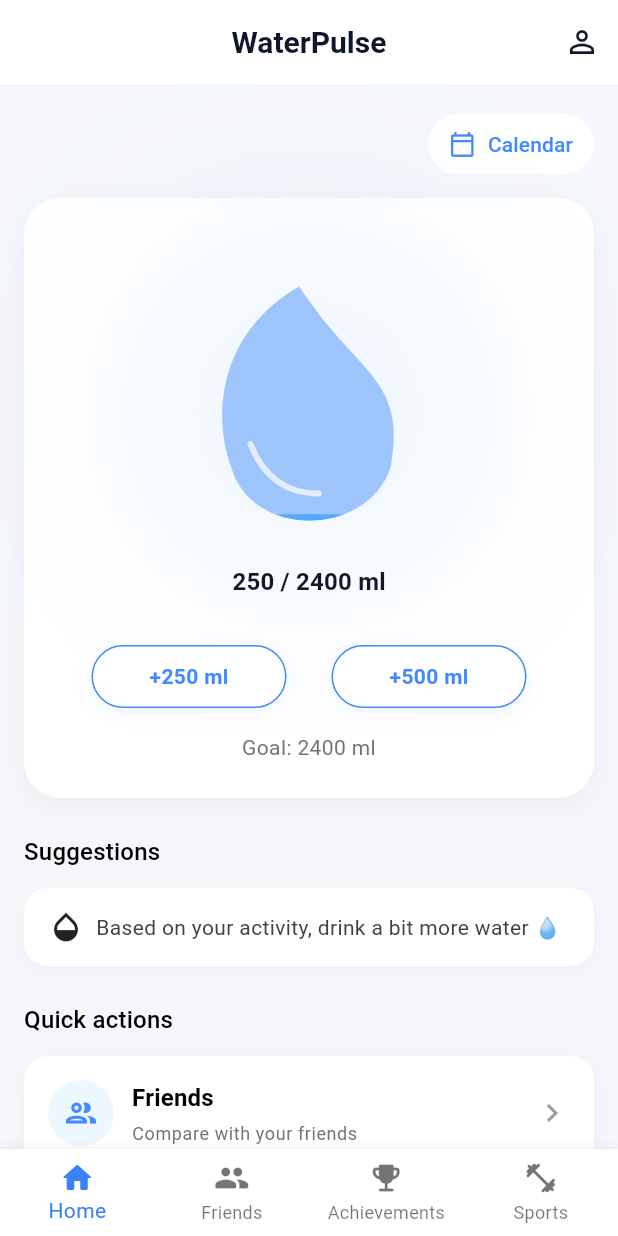
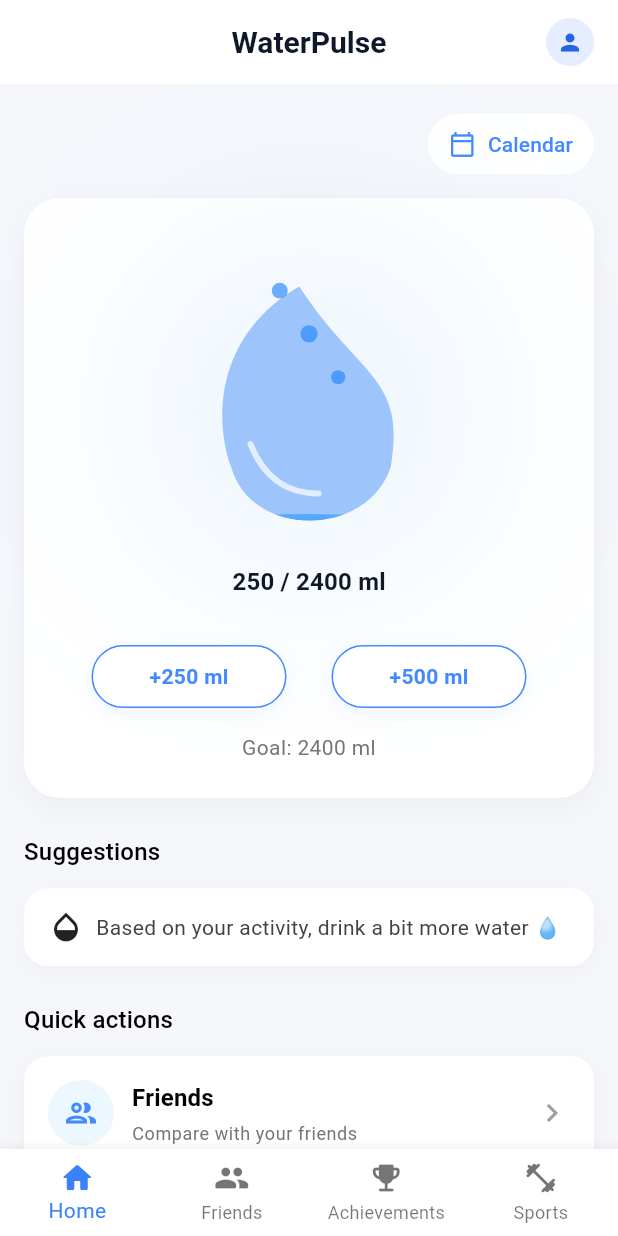
Before and after one commit to Yigtwxx/WaterPulse, a Flutter app: the screen it shows after launch, after a tap on "+250 ml", on a phone screen of 412 x 824 dp. Run offline on Flutter 3.47's test engine with Material 3 defaults, Android fonts, the phone set to English and light mode, and no system bars; network calls fail.

Commit message:
Profile Upgrade

```diff
--- a/frontend/lib/ui/screens/home_screen.dart
+++ b/frontend/lib/ui/screens/home_screen.dart
@@ -12,6 +12,7 @@
 import 'package:flutter/material.dart';
 import 'package:waterpulse/services/api_client.dart';
 import 'package:waterpulse/ui/widgets/water_progress_bar.dart';
+import 'package:waterpulse/ui/screens/profile_screen.dart';
 
 class HomeScreen extends StatefulWidget {
   const HomeScreen({super.key});
@@ -27,8 +28,8 @@ class _HomeScreenState extends State<HomeScreen> {
   // Bugünkü içilen su miktarı
   int _currentMl = 0;
 
-  // Günlük hedef
-  final int _goalMl = 2400;
+  // Günlük hedef (ARTIK DEĞİŞEBİLİR)
+  int _goalMl = 2400;
 
   // API çağrısı sırasında loading flag
   bool _loading = false;
@@ -405,22 +406,55 @@ class _HomeScreenState extends State<HomeScreen> {
   title: const Text('WaterPulse'),
   centerTitle: true,
   elevation: 0,
-        // Sağ üstte profil ikonu
   actions: [
     IconButton(
-            icon: const Icon(Icons.person_outline),
-            onPressed: () {
+      tooltip: 'Profile',
+      // Küçük yuvarlak avatarlı buton
+      icon: const CircleAvatar(
+        radius: 16,
+        backgroundColor: Color(0xFFE5EDFF),
+        child: Icon(
+          Icons.person,
+          size: 18,
+          color: Color(0xFF2563EB),
+        ),
+      ),
+      onPressed: () async {
+        // ProfileScreen'den yeni goal değerini bekle
+        final int? newGoal = await Navigator.of(context).push<int>(
+          MaterialPageRoute(
+            builder: (_) => const ProfileScreen(),
+          ),
+        );
+
+        // Eğer profil ekranı bir değer döndürmediyse (back tuşu vs.)
+        if (!mounted) return;
+        if (newGoal == null) {
+          // Bunu görürsen, ProfileScreen tarafı Navigator.pop(context, _dailyGoal)
+          // ile dönmüyor demektir.
           ScaffoldMessenger.of(context)
             ..hideCurrentSnackBar()
             ..showSnackBar(
               const SnackBar(
-                    content: Text('Profile screen is coming soon ✨'),
+                content: Text('No goal returned from ProfileScreen'),
               ),
             );
+          return;
+        }
+
+        // Değer geldiyse state'i güncelle
+        setState(() {
+          _goalMl = newGoal;
+          if (_currentMl > _goalMl) {
+            _currentMl = _goalMl;
+          }
+        });
       },
     ),
+    const SizedBox(width: 8),
   ],
 ),
+
 
       // GÖVDE
       body: SafeArea(
--- a/frontend/lib/ui/widgets/water_progress_bar.dart
+++ b/frontend/lib/ui/widgets/water_progress_bar.dart
@@ -6,7 +6,7 @@
 
 import 'package:flutter/material.dart';
 
-class WaterProgressBar extends StatelessWidget {
+class WaterProgressBar extends StatefulWidget {
   final int currentMl;
   final int goalMl;
 
@@ -17,10 +17,34 @@ class WaterProgressBar extends StatelessWidget {
   });
 
   @override
+  State<WaterProgressBar> createState() => _WaterProgressBarState();
+}
+
+class _WaterProgressBarState extends State<WaterProgressBar>
+    with SingleTickerProviderStateMixin {
+  late final AnimationController _rainController;
+
+  @override
+  void initState() {
+    super.initState();
+    _rainController = AnimationController(
+      vsync: this,
+      duration: const Duration(seconds: 2),
+    )..repeat(); // sürekli yukarıdan damlacık gelsin
+  }
+
+  @override
+  void dispose() {
+    _rainController.dispose();
+    super.dispose();
+  }
+
+  @override
   Widget build(BuildContext context) {
     // 0.0 - 1.0 arası ilerleme
-    final double targetProgress =
-        goalMl == 0 ? 0.0 : (currentMl / goalMl).clamp(0.0, 1.0);
+    final double targetProgress = widget.goalMl == 0
+        ? 0.0
+        : (widget.currentMl / widget.goalMl).clamp(0.0, 1.0);
 
     return TweenAnimationBuilder<double>(
       tween: Tween<double>(begin: 0.0, end: targetProgress),
@@ -32,7 +56,7 @@ class WaterProgressBar extends StatelessWidget {
         return Column(
           mainAxisSize: MainAxisSize.min,
           children: [
-            // 💧 Büyük damla alanı + glow
+            // 💧 Büyük damla alanı + glow + yukarıdan gelen damlacıklar
             Container(
               width: 160,
               height: 160,
@@ -49,9 +73,22 @@ class WaterProgressBar extends StatelessWidget {
                   ),
                 ],
               ),
-              child: CustomPaint(
-                size: const Size(130, 150),
-                painter: _WaterDropPainter(clamped),
+              child: Stack(
+                alignment: Alignment.center,
+                children: [
+                  // Ana damla + içinin dolma efekti (senin painter)
+                  CustomPaint(
+                    size: const Size(130, 150),
+                    painter: _WaterDropPainter(clamped),
+                  ),
+
+                  // Üstten gelen küçük damlacıklar (overlay)
+                  Positioned.fill(
+                    child: IgnorePointer(
+                      child: _RainOverlay(animation: _rainController),
+                    ),
+                  ),
+                ],
               ),
             ),
 
@@ -59,7 +96,7 @@ class WaterProgressBar extends StatelessWidget {
 
             // Yazı: "X / Y ml"
             Text(
-              '$currentMl / $goalMl ml',
+              '${widget.currentMl} / ${widget.goalMl} ml',
               style: Theme.of(context).textTheme.titleMedium?.copyWith(
                     fontWeight: FontWeight.w600,
                     color: const Color(0xff111827),
@@ -72,7 +109,26 @@ class WaterProgressBar extends StatelessWidget {
   }
 }
 
-// --- GÜNCELLENEN PAINTER SINIFI ---
+/// Yukarıdan sürekli gelen minik damlacıklar
+class _RainOverlay extends StatelessWidget {
+  final Animation<double> animation;
+
+  const _RainOverlay({required this.animation});
+
+  @override
+  Widget build(BuildContext context) {
+    return AnimatedBuilder(
+      animation: animation,
+      builder: (context, child) {
+        return CustomPaint(
+          painter: _RaindropsPainter(animation.value),
+        );
+      },
+    );
+  }
+}
+
+// --- MEVCUT DAMLA PAINTER'IN (HİÇ BOZMADIM, SADECE AYNEN KULLANIYORUZ) ---
 class _WaterDropPainter extends CustomPainter {
   final double progress; // 0.0 - 1.0
 
@@ -92,7 +148,7 @@ class _WaterDropPainter extends CustomPainter {
     // 2. Sol taraf: Hafifçe dışa açılıp aşağı inen gövde
     dropPath.cubicTo(
       w * 0.05, h * 0.20, // Kontrol 1: Sol üst
-      0, h * 0.55,        // Kontrol 2: Sol orta (daha geniş)
+      0, h * 0.55, // Kontrol 2: Sol orta (daha geniş)
       w * 0.10, h * 0.80, // Bitiş: Alt kıvrımın başlangıcı
     );
 
@@ -105,9 +161,9 @@ class _WaterDropPainter extends CustomPainter {
 
     // 4. Sağ taraf: Tepeye dönüş
     dropPath.cubicTo(
-      w * 1.0, h * 0.4,  // Kontrol 1: Sağ orta
+      w * 1.0, h * 0.4, // Kontrol 1: Sağ orta
       w * 0.75, h * 0.4, // Kontrol 2: Tepeye yakın
-      w * 0.45, 0,        // Bitiş: Başlangıç
+      w * 0.45, 0, // Bitiş: Başlangıç
     );
 
     dropPath.close();
@@ -188,3 +244,48 @@ class _WaterDropPainter extends CustomPainter {
     return oldDelegate.progress != progress;
   }
 }
+
+/// Küçük damlaları çizen painter
+class _RaindropsPainter extends CustomPainter {
+  final double t; // 0.0 - 1.0 arasında loop eden zaman
+
+  _RaindropsPainter(this.t);
+
+  @override
+  void paint(Canvas canvas, Size size) {
+    final double w = size.width;
+    final double h = size.height;
+
+    final Paint dropPaint = Paint()
+      ..color = const Color.fromARGB(255, 34, 133, 254).withOpacity(0.65)
+      ..style = PaintingStyle.fill;
+
+    // 3 küçük damla, faz kaydırmalı (her biri farklı faz)
+    final List<double> offsets = [0.0, 0.33, 0.66];
+    final List<double> xs = [w * 0.35, w * 0.50, w * 0.65];
+
+    for (int i = 0; i < offsets.length; i++) {
+      final double phase = (t + offsets[i]) % 1.0;
+
+      // Yukarıdan aşağıya y pozisyonu (biraz damlanın ortalarında kaybolsun)
+      final double startY = -20;
+      final double endY = h * 0.45;
+      final double y = startY + (endY - startY) * phase;
+
+      final double x = xs[i];
+
+      // Küçük damlanın boyutu (hafif nefes efekti)
+      final double minR = 3.0;
+      final double maxR = 6.0;
+      final double r = minR + (maxR - minR) * (0.5 + 0.5 * (1 - (phase - 0.5).abs() * 2));
+
+      // küçük daire/damla
+      canvas.drawCircle(Offset(x, y), r, dropPaint);
+    }
+  }
+
+  @override
+  bool shouldRepaint(covariant _RaindropsPainter oldDelegate) {
+    return oldDelegate.t != t;
+  }
+}
```
Also changed, not shown: frontend/lib/ui/screens/profile_screen.dart (added, +276 -0 lines). Lines whose indentation alone changed are shown as unchanged.
